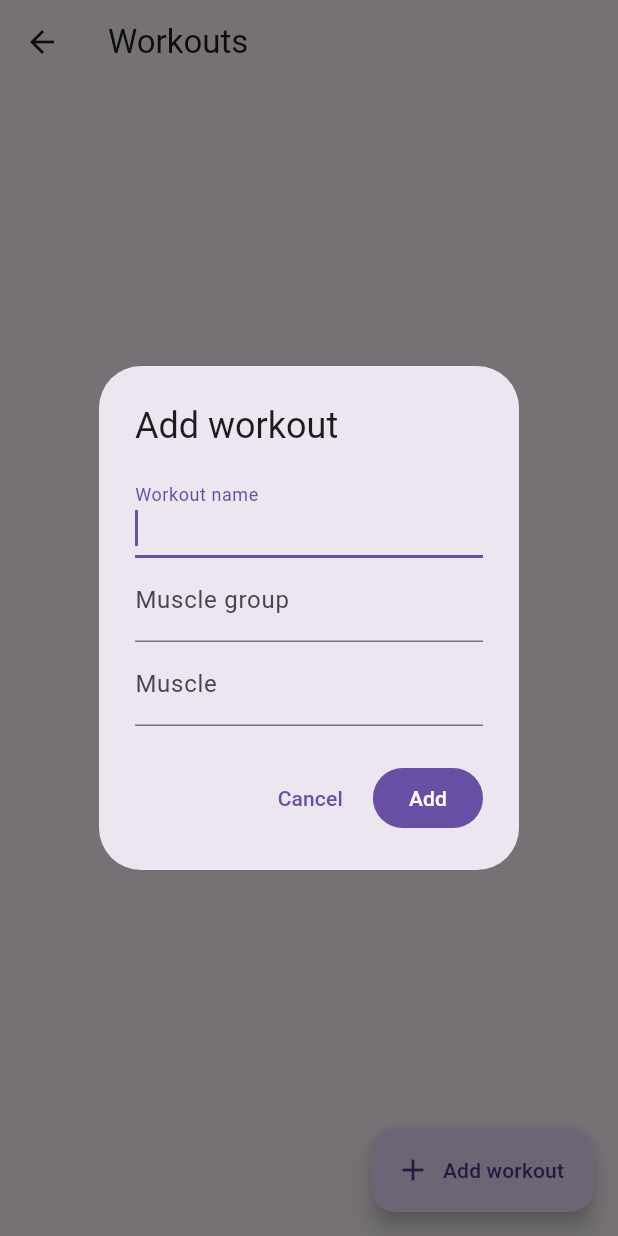
After one commit to Cs3541/U-of-Mog---Duluth, a Flutter app: the WorkoutScreen screen opened directly, after a tap on "Add workout", on a phone screen of 412 x 824 dp. The commit adds this screen. Run offline on Flutter 3.47's test engine with Material 3 defaults, Android fonts, the phone set to English and light mode, and no system bars; our stand-ins replace cloud_firestore, firebase_auth, firebase_core, table_calendar; missing offline and left inert: draw_graph; accounts and stored records are empty.

Commit message:
make workout screen

```diff
--- a/get_fit/lib/presenters/workout_presenter.dart
+++ b/get_fit/lib/presenters/workout_presenter.dart
@@ -3,7 +3,7 @@ import '../models/workout_model.dart';
 class WorkoutPresenter {
   final List<Workout> _workouts = [];
 
-  List<Workout> get workouts => _workouts;
+  List<Workout> get workouts => List.unmodifiable(_workouts);
 
   Future<void> loadWorkouts() async {
     final loadedWorkouts = await Workout.loadWorkouts();
@@ -11,14 +11,25 @@ class WorkoutPresenter {
     _workouts.addAll(loadedWorkouts);
   }
 
-  Future<void> addWorkout(Workout workout) async {
+  Future<void> addWorkout({
+    required String workoutName,
+    String? muscleGroup,
+    String? muscle,
+  }) async {
+    final workout = Workout(
+      workoutName: workoutName,
+      muscleGroup: muscleGroup,
+      muscle: muscle,
+    );
     final id = await Workout.addWorkout(workout);
-    _workouts.add(Workout(
-      id: id,
-      workoutName: workout.workoutName,
-      muscleGroup: workout.muscleGroup,
-      muscle: workout.muscle,
-    ));
+    _workouts.add(
+      Workout(
+        id: id,
+        workoutName: workout.workoutName,
+        muscleGroup: workout.muscleGroup,
+        muscle: workout.muscle,
+      ),
+    );
   }
 
   Future<void> deleteWorkout(String workoutId) async {
--- a/get_fit/lib/views/main_navigation.dart
+++ b/get_fit/lib/views/main_navigation.dart
@@ -5,6 +5,7 @@ import '../home_screen.dart';
 import 'profile_screen.dart';
 import 'badges_screen.dart';
 import 'events_screen.dart';
+import 'workout_screen.dart';
 
 class MainNavigation extends StatefulWidget {
   const MainNavigation({super.key});
@@ -18,7 +19,7 @@ class _MainNavigationState extends State<MainNavigation> {
 
   final List<Widget> _screens = [
     const HomeScreen(),
-    const Center(child: Text('Workouts')),
+    const WorkoutScreen(),
     const ProgressScreen(),
     const EventsScreen(),
     const Center(child: Text('LeaderBoard')),
--- /dev/null
+++ b/get_fit/lib/views/workout_screen.dart
@@ -0,0 +1,188 @@
+import 'package:flutter/material.dart';
+import '../presenters/workout_presenter.dart';
+
+
+class WorkoutScreen extends StatefulWidget {
+  const WorkoutScreen({super.key});
+
+  @override
+  State<WorkoutScreen> createState() => _WorkoutScreenState();
+}
+
+class _WorkoutScreenState extends State<WorkoutScreen> {
+  final WorkoutPresenter _presenter = WorkoutPresenter();
+  bool _isLoading = true;
+  String? _loadError;
+
+  @override
+  void initState() {
+    super.initState();
+    _loadWorkouts();
+  }
+
+  Future<void> _loadWorkouts() async {
+    try {
+      await _presenter.loadWorkouts();
+      if (!mounted) return;
+      setState(() {
+        _isLoading = false;
+        _loadError = null;
+      });
+    } catch (error) {
+      if (!mounted) return;
+      setState(() {
+        _isLoading = false;
+        _loadError = error.toString();
+      });
+    }
+  }
+
+  Future<void> _addWorkout() async {
+    final formKey = GlobalKey<FormState>();
+    final nameController = TextEditingController();
+    final muscleGroupController = TextEditingController();
+    final muscleController = TextEditingController();
+
+    final details =
+        await showDialog<({String name, String? muscleGroup, String? muscle})>(
+          context: context,
+          builder: (context) => AlertDialog(
+            title: const Text('Add workout'),
+            content: Form(
+              key: formKey,
+              child: Column(
+                mainAxisSize: MainAxisSize.min,
+                children: [
+                  TextFormField(
+                    controller: nameController,
+                    autofocus: true,
+                    decoration: const InputDecoration(
+                      labelText: 'Workout name',
+                    ),
+                    validator: (value) => value == null || value.trim().isEmpty
+                        ? 'Enter a workout name'
+                        : null,
+                  ),
+                  TextFormField(
+                    controller: muscleGroupController,
+                    decoration: const InputDecoration(
+                      labelText: 'Muscle group',
+                    ),
+                  ),
+                  TextFormField(
+                    controller: muscleController,
+                    decoration: const InputDecoration(labelText: 'Muscle'),
+                  ),
+                ],
+              ),
+            ),
+            actions: [
+              TextButton(
+                onPressed: () => Navigator.pop(context),
+                child: const Text('Cancel'),
+              ),
+              FilledButton(
+                onPressed: () {
+                  if (formKey.currentState!.validate()) {
+                    Navigator.pop(context, (
+                      name: nameController.text.trim(),
+                      muscleGroup: _optionalText(muscleGroupController.text),
+                      muscle: _optionalText(muscleController.text),
+                    ));
+                  }
+                },
+                child: const Text('Add'),
+              ),
+            ],
+          ),
+        );
+
+    nameController.dispose();
+    muscleGroupController.dispose();
+    muscleController.dispose();
+    if (details == null || !mounted) return;
+
+    try {
+      await _presenter.addWorkout(
+        workoutName: details.name,
+        muscleGroup: details.muscleGroup,
+        muscle: details.muscle,
+      );
+      if (mounted) {
+        setState(() {
+          _loadError = null;
+          _isLoading = false;
+        });
+      }
+    } catch (error) {
+      if (!mounted) return;
+      ScaffoldMessenger.of(
+        context,
+      ).showSnackBar(SnackBar(content: Text('Could not add workout: $error')));
+    }
+  }
+
+  String? _optionalText(String value) {
+    final trimmedValue = value.trim();
+    return trimmedValue.isEmpty ? null : trimmedValue;
+  }
+
+  @override
+  Widget build(BuildContext context) {
+    final workouts = _presenter.workouts;
+
+    return Scaffold(
+      appBar: AppBar(title: const Text('Workouts')),
+      body: _isLoading
+          ? const Center(child: CircularProgressIndicator())
+          : _loadError != null
+          ? Center(
+              child: Column(
+                mainAxisSize: MainAxisSize.min,
+                children: [
+                  Text('Could not load workouts: $_loadError'),
+                  const SizedBox(height: 8),
+                  OutlinedButton(
+                    onPressed: () {
+                      setState(() => _isLoading = true);
+                      _loadWorkouts();
+                    },
+                    child: const Text('Retry'),
+                  ),
+                ],
+              ),
+            )
+          : workouts.isEmpty
+          ? const Center(child: Text('No workouts yet. Add your first one.'))
+          : ListView.separated(
+              padding: const EdgeInsets.all(16),
+              itemCount: workouts.length,
+              separatorBuilder: (_, _) => const SizedBox(height: 8),
+              itemBuilder: (context, index) {
+                final workout = workouts[index];
+                final details = [
+                  workout.muscleGroup,
+                  workout.muscle,
+                ].whereType<String>().where((value) => value.isNotEmpty);
+
+                return Card(
+                  child: ListTile(
+                    leading: const CircleAvatar(
+                      child: Icon(Icons.fitness_center),
+                    ),
+                    title: Text(workout.workoutName ?? 'Workout'),
+                    subtitle: details.isEmpty
+                        ? null
+                        : Text(details.join(' • ')),
+                  ),
+                );
+              },
+            ),
+      floatingActionButton: FloatingActionButton.extended(
+        onPressed: _addWorkout,
+        icon: const Icon(Icons.add),
+        label: const Text('Add workout'),
+      ),
+    );
+  }
+}
```
Also changed, not shown: get_fit/lib/views/routines_screen.dart (added, +232 -0 lines).
